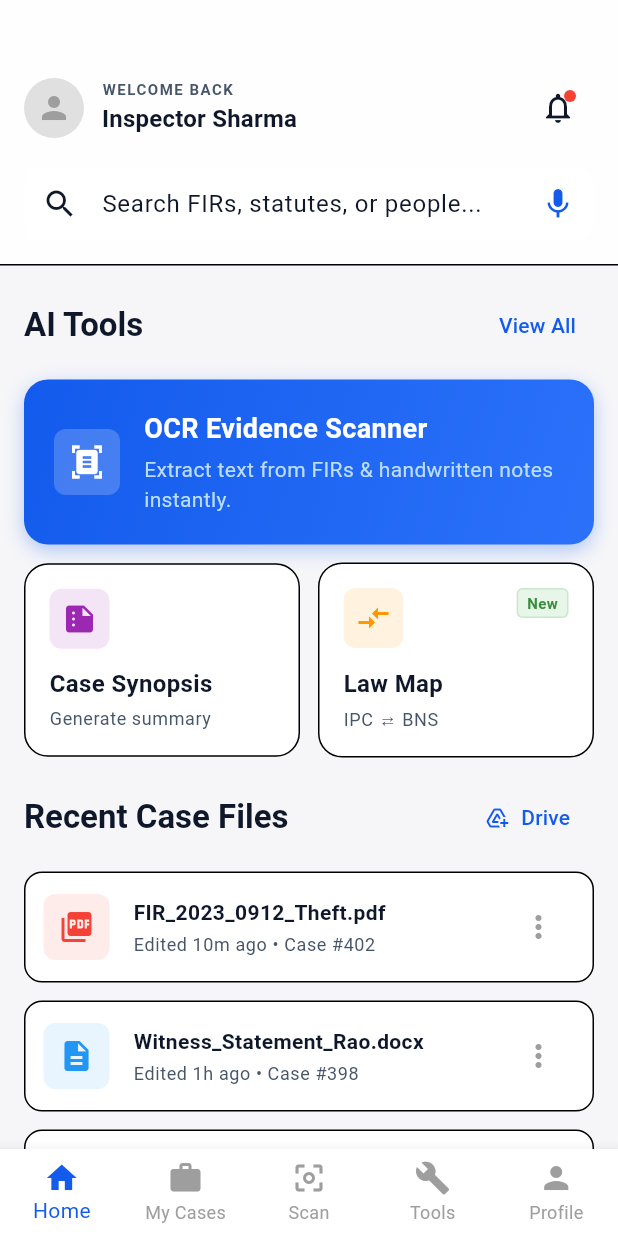
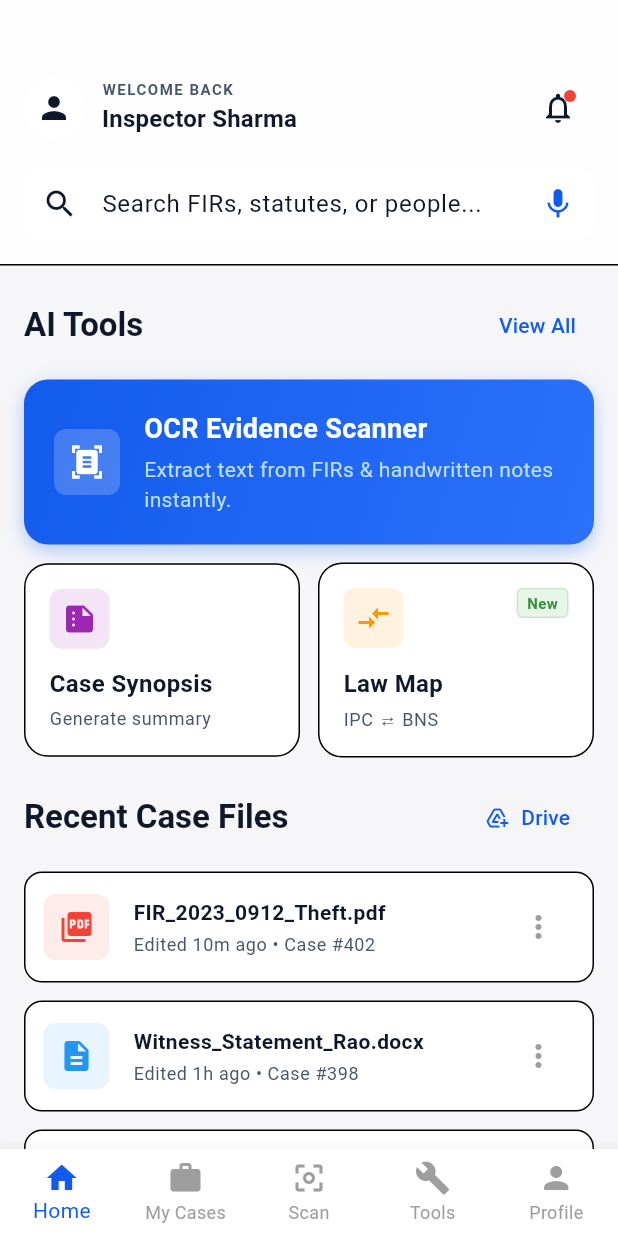
Before and after one commit to bidhanranjandutta-hue/flutter-aap, a Flutter app: the DashboardScreen screen opened by its route, on a phone screen of 412 x 824 dp. Run offline on Flutter 3.47's test engine with Material 3 defaults, Android fonts, the phone set to English and light mode, and no system bars.

Commit message:
fix: replace hardcoded colors with theme colors in dashboard
Replaced Colors.grey[300] and Colors.grey with surfaceContainerHighest and onSurfaceVariant.

Co-authored-by: bidhanranjandutta-hue <261243018+bidhanranjandutta-hue@users.noreply.github.com>

```diff
--- a/lib/screens/dashboard_screen.dart
+++ b/lib/screens/dashboard_screen.dart
@@ -35,10 +35,17 @@ class DashboardScreen extends StatelessWidget {
                           height: 40,
                           width: 40,
                           decoration: BoxDecoration(
-                            color: Colors.grey[300],
+                            color: Theme.of(
+                              context,
+                            ).colorScheme.surfaceContainerHighest,
                             shape: BoxShape.circle,
                           ),
-                          child: const Icon(Icons.person, color: Colors.grey),
+                          child: Icon(
+                            Icons.person,
+                            color: Theme.of(
+                              context,
+                            ).colorScheme.onSurfaceVariant,
+                          ),
                         ),
                         const SizedBox(width: 12),
                         Column(
```
